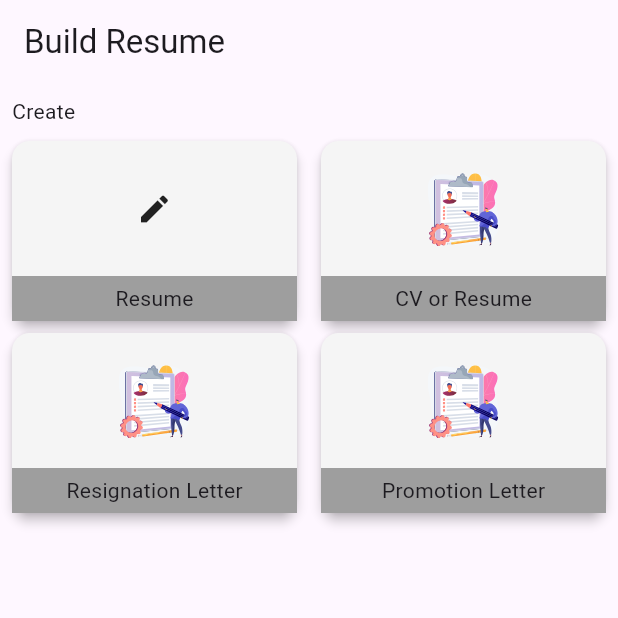
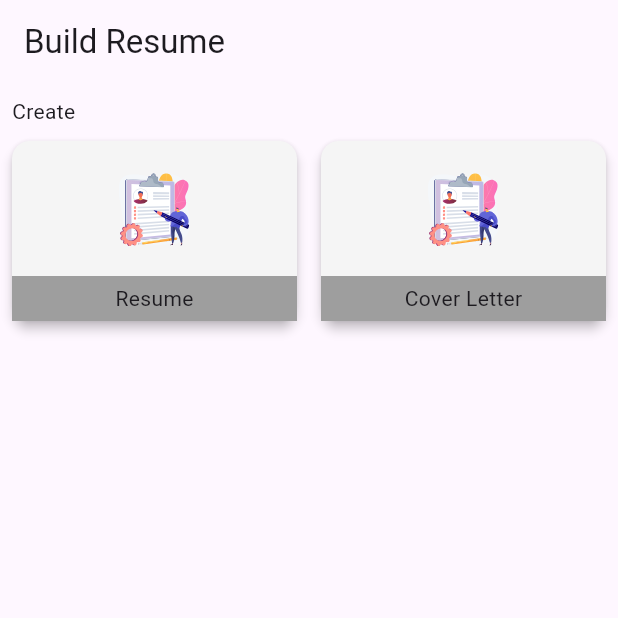
Before and after one commit to tomarfaruk/resume, a Flutter app: the screen it shows after launch, on a phone screen of 412 x 824 dp, the top half of it. Run offline on Flutter 3.47's test engine with Material 3 defaults, Android fonts, the phone set to English and light mode, and no system bars; our stand-ins replace file_picker, flutter_colorpicker, flutter_svg, fluttertoast, get, get_storage and 3 more; missing offline and left inert: hand_signature, syncfusion_flutter_pdfviewer.

Commit message:
fix: app icon

```diff
--- a/lib/view/home_page.dart
+++ b/lib/view/home_page.dart
@@ -33,7 +33,12 @@ class HomePage extends StatelessWidget {
                     width: (width - 32) / 2,
                     child: Column(
                       children: [
-                        const Expanded(child: Icon(Icons.edit)),
+                        Expanded(
+                          child: SvgPicture.asset(
+                            'assets/splash.svg',
+                            height: 50,
+                          ),
+                        ),
                         Container(
                           height: 30,
                           color: Colors.grey,
@@ -69,7 +74,7 @@ class HomePage extends StatelessWidget {
                           height: 30,
                           color: Colors.grey,
                           width: double.infinity,
-                          child: const Center(child: Text("CV or Resume")),
+                          child: const Center(child: Text("Cover Letter")),
                         )
                       ],
                     ),
@@ -78,65 +83,65 @@ class HomePage extends StatelessWidget {
               ),
             ],
           ),
-          Row(
-            children: [
-              Card(
-                elevation: 3,
-                margin: const EdgeInsets.symmetric(horizontal: 0, vertical: 4),
-                color: const Color(0xffF5F5F5),
-                child: InkWell(
-                  onTap: () {},
-                  child: SizedBox(
-                    height: 120,
-                    width: (width - 32) / 2,
-                    child: Column(
-                      children: [
-                        Expanded(
-                          child: SvgPicture.asset(
-                            'assets/splash.svg',
-                            height: 50,
-                          ),
-                        ),
-                        Container(
-                          height: 30,
-                          color: Colors.grey,
-                          width: double.infinity,
-                          child:
-                              const Center(child: Text("Resignation Letter")),
-                        )
-                      ],
-                    ),
-                  ),
-                ),
-              ),
-              const Spacer(),
-              Card(
-                elevation: 3,
-                margin: const EdgeInsets.symmetric(horizontal: 0, vertical: 4),
-                color: const Color(0xffF5F5F5),
-                child: SizedBox(
-                  height: 120,
-                  width: (width - 32) / 2,
-                  child: Column(
-                    children: [
-                      Expanded(
-                        child: SvgPicture.asset(
-                          'assets/splash.svg',
-                          height: 50,
-                        ),
-                      ),
-                      Container(
-                        height: 30,
-                        color: Colors.grey,
-                        width: double.infinity,
-                        child: const Center(child: Text("Promotion Letter")),
-                      )
-                    ],
-                  ),
-                ),
-              ),
-            ],
-          ),
+          // Row(
+          //   children: [
+          //     Card(
+          //       elevation: 3,
+          //       margin: const EdgeInsets.symmetric(horizontal: 0, vertical: 4),
+          //       color: const Color(0xffF5F5F5),
+          //       child: InkWell(
+          //         onTap: () {},
+          //         child: SizedBox(
+          //           height: 120,
+          //           width: (width - 32) / 2,
+          //           child: Column(
+          //             children: [
+          //               Expanded(
+          //                 child: SvgPicture.asset(
+          //                   'assets/splash.svg',
+          //                   height: 50,
+          //                 ),
+          //               ),
+          //               Container(
+          //                 height: 30,
+          //                 color: Colors.grey,
+          //                 width: double.infinity,
+          //                 child:
+          //                     const Center(child: Text("Resignation Letter")),
+          //               )
+          //             ],
+          //           ),
+          //         ),
+          //       ),
+          //     ),
+          //     const Spacer(),
+          //     Card(
+          //       elevation: 3,
+          //       margin: const EdgeInsets.symmetric(horizontal: 0, vertical: 4),
+          //       color: const Color(0xffF5F5F5),
+          //       child: SizedBox(
+          //         height: 120,
+          //         width: (width - 32) / 2,
+          //         child: Column(
+          //           children: [
+          //             Expanded(
+          //               child: SvgPicture.asset(
+          //                 'assets/splash.svg',
+          //                 height: 50,
+          //               ),
+          //             ),
+          //             Container(
+          //               height: 30,
+          //               color: Colors.grey,
+          //               width: double.infinity,
+          //               child: const Center(child: Text("Promotion Letter")),
+          //             )
+          //           ],
+          //         ),
+          //       ),
+          //     ),
+          //   ],
+          // ),
         ],
       ),
     );
--- a/pubspec.yaml
+++ b/pubspec.yaml
@@ -111,6 +111,6 @@ flutter:
 
 
 flutter_native_splash:
-  image: assets/splash.png
+  image: assets/app_icon.png
   color: "ffffff"
   # fill: true
```
Also changed, not shown: assets/app_icon.png (added), 9 other files.
